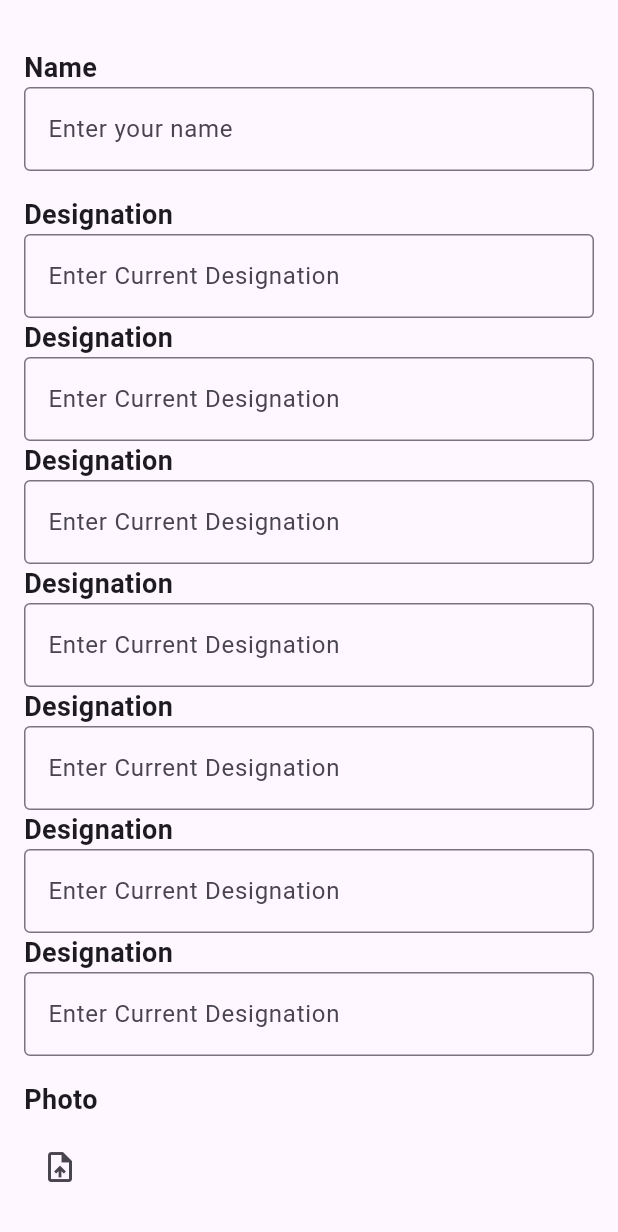
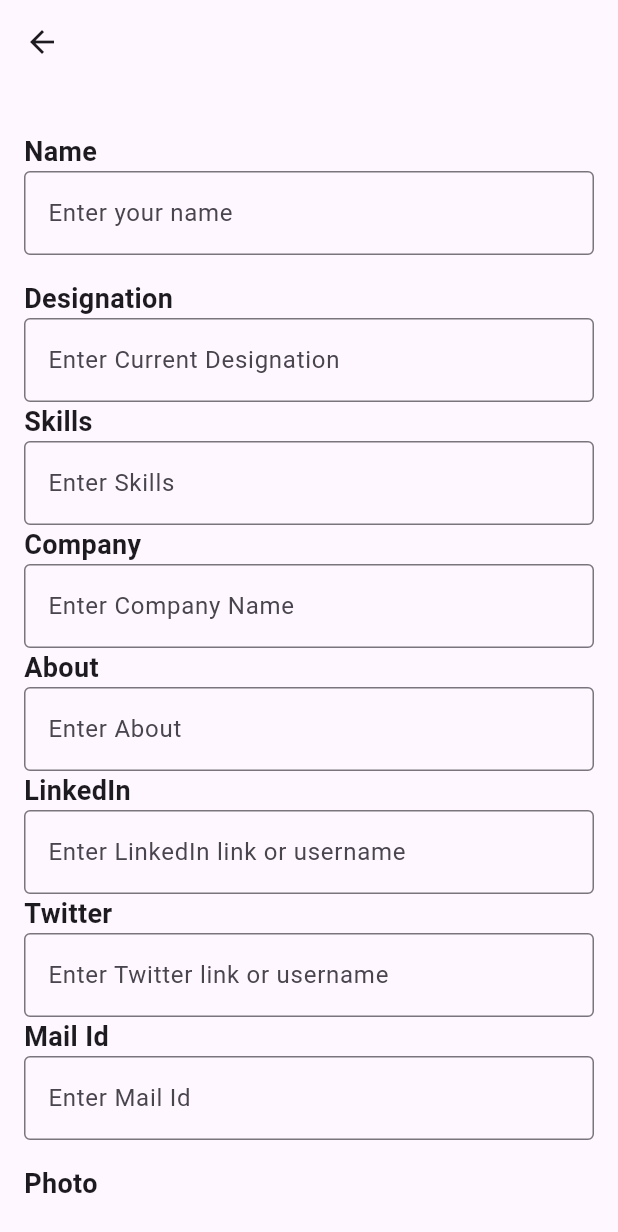
Before and after one commit to Akshay-C-A/EduNetDemo, a Flutter app: the ProfileForm screen opened directly, on a phone screen of 412 x 824 dp. Shown: the top 1232 px of the screen. Run offline on Flutter 3.47's test engine with Material 3 defaults, Android fonts, the phone set to English and light mode, and no system bars; our stand-ins replace cloud_firestore, firebase_auth, firebase_core, firebase_storage, flutter_spinkit, image_gallery_saver and 3 more; missing offline and left inert: firebase_app_check; accounts and stored records are empty.

Commit message:
Edited the profile form

```diff
--- a/edunetdemo/lib/auth/profile_form.dart
+++ b/edunetdemo/lib/auth/profile_form.dart
@@ -10,7 +10,9 @@ import 'package:image_picker/image_picker.dart';
 import 'package:path/path.dart' as path;
 
 class ProfileForm extends StatefulWidget {
-  const ProfileForm({super.key,});
+  const ProfileForm({
+    super.key,
+  });
 
   @override
   State<ProfileForm> createState() => _ProfileFormState();
@@ -124,6 +126,7 @@ class _ProfileFormState extends State<ProfileForm> {
   @override
   Widget build(BuildContext context) {
     return Scaffold(
+      appBar: AppBar(),
       body: _isLoading
           ? Center(
               child: SpinKitFadingCircle(
@@ -200,7 +203,7 @@ class _ProfileFormState extends State<ProfileForm> {
                       ),
                     ),
                     const Text(
-                      'Designation',
+                      'Skills',
                       style: TextStyle(
                         fontSize: 18.0,
                         fontWeight: FontWeight.bold,
@@ -209,12 +212,12 @@ class _ProfileFormState extends State<ProfileForm> {
                     TextField(
                       controller: _skillsController,
                       decoration: const InputDecoration(
-                        hintText: 'Enter Current Designation',
+                        hintText: 'Enter Skills',
                         border: OutlineInputBorder(),
                       ),
                     ),
                     const Text(
-                      'Designation',
+                      'Company',
                       style: TextStyle(
                         fontSize: 18.0,
                         fontWeight: FontWeight.bold,
@@ -223,12 +226,12 @@ class _ProfileFormState extends State<ProfileForm> {
                     TextField(
                       controller: _companyController,
                       decoration: const InputDecoration(
-                        hintText: 'Enter Current Designation',
+                        hintText: 'Enter Company Name',
                         border: OutlineInputBorder(),
                       ),
                     ),
                     const Text(
-                      'Designation',
+                      'About',
                       style: TextStyle(
                         fontSize: 18.0,
                         fontWeight: FontWeight.bold,
@@ -237,12 +240,12 @@ class _ProfileFormState extends State<ProfileForm> {
                     TextField(
                       controller: _aboutController,
                       decoration: const InputDecoration(
-                        hintText: 'Enter Current Designation',
+                        hintText: 'Enter About',
                         border: OutlineInputBorder(),
                       ),
                     ),
                     const Text(
-                      'Designation',
+                      'LinkedIn',
                       style: TextStyle(
                         fontSize: 18.0,
                         fontWeight: FontWeight.bold,
@@ -251,12 +254,12 @@ class _ProfileFormState extends State<ProfileForm> {
                     TextField(
                       controller: _link1Controller,
                       decoration: const InputDecoration(
-                        hintText: 'Enter Current Designation',
+                        hintText: 'Enter LinkedIn link or username',
                         border: OutlineInputBorder(),
                       ),
                     ),
                     const Text(
-                      'Designation',
+                      'Twitter',
                       style: TextStyle(
                         fontSize: 18.0,
                         fontWeight: FontWeight.bold,
@@ -265,12 +268,12 @@ class _ProfileFormState extends State<ProfileForm> {
                     TextField(
                       controller: _link2Controller,
                       decoration: const InputDecoration(
-                        hintText: 'Enter Current Designation',
+                        hintText: 'Enter Twitter link or username',
                         border: OutlineInputBorder(),
                       ),
                     ),
                     const Text(
-                      'Designation',
+                      'Mail Id',
                       style: TextStyle(
                         fontSize: 18.0,
                         fontWeight: FontWeight.bold,
@@ -279,7 +282,7 @@ class _ProfileFormState extends State<ProfileForm> {
                     TextField(
                       controller: _link3Controller,
                       decoration: const InputDecoration(
-                        hintText: 'Enter Current Designation',
+                        hintText: 'Enter Mail Id',
                         border: OutlineInputBorder(),
                       ),
                     ),
```
